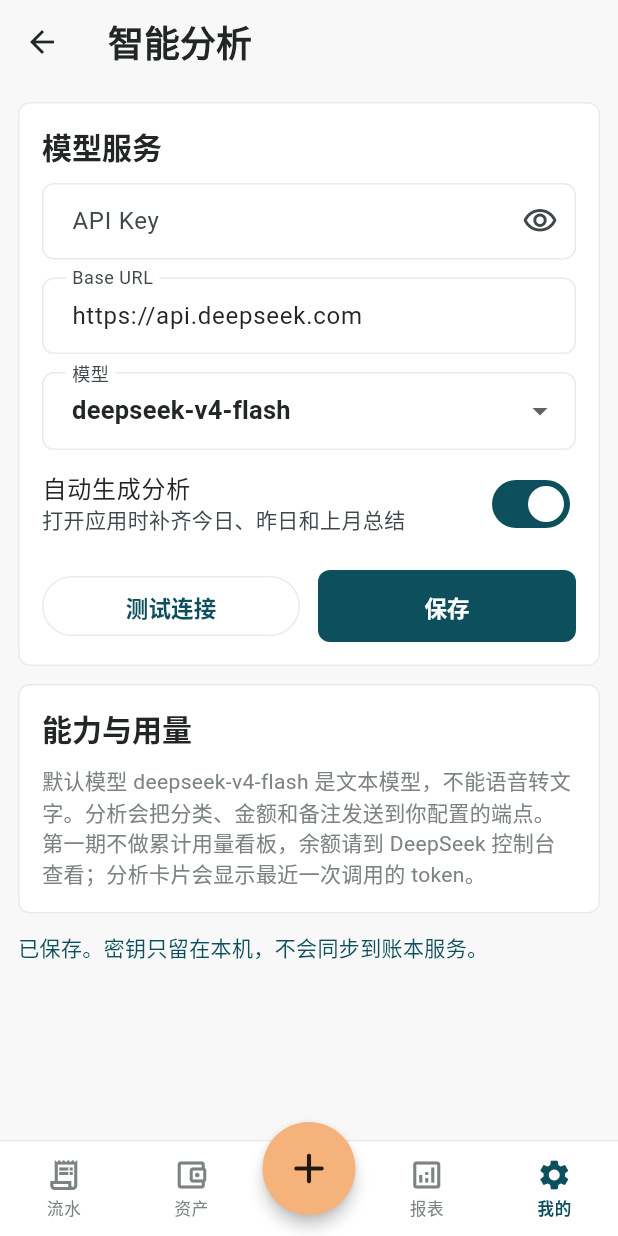
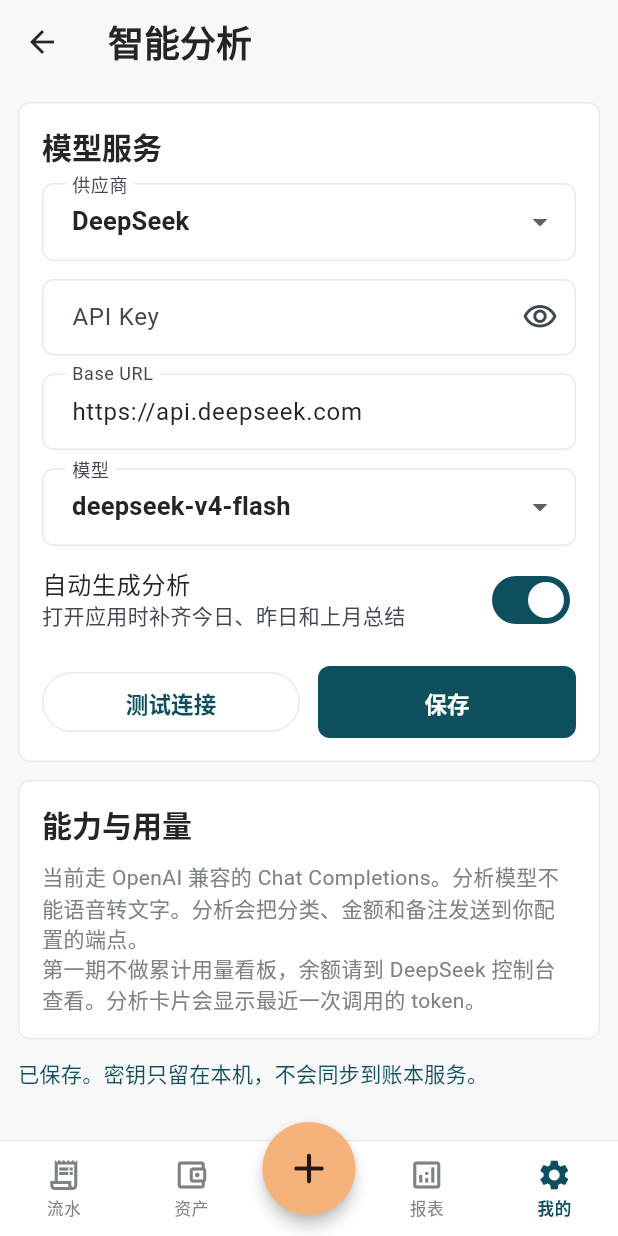
Before and after one commit to baicie/ledgerly, a Flutter app: the AiSettingsPage screen opened by its route, after a tap on "测试连接", after a tap on "保存", on a phone screen of 412 x 824 dp. Run offline on Flutter 3.47's test engine with Material 3 defaults, Android fonts, the phone set to English and light mode, and no system bars; our stand-ins replace dio, drift, drift_flutter, flutter_riverpod, flutter_secure_storage, go_router and 2 more; accounts and stored records are empty; generated files the repository leaves out were written again.

Commit message:
feat(client): add OpenCode as an AI provider (#43)
Let users pick OpenCode Zen Go next to DeepSeek, and explain that browsers cannot call that gateway due to CORS.

Co-authored-by: Cursor <cursoragent@cursor.com>

```diff
--- a/apps/client/lib/ai/ai_models.dart
+++ b/apps/client/lib/ai/ai_models.dart
@@ -1,6 +1,59 @@
 enum InsightKind { daily, monthly }
 
 enum AiInsightStatus { unconfigured, empty, ready, error }
+
+enum AiProviderKind {
+  deepseek,
+  opencode,
+  custom;
+
+  String get label => switch (this) {
+        deepseek => 'DeepSeek',
+        opencode => 'OpenCode',
+        custom => '自定义兼容接口',
+      };
+
+  String get defaultBaseUrl => switch (this) {
+        deepseek => 'https://api.deepseek.com',
+        opencode => 'https://opencode.ai/zen/go/v1',
+        custom => '',
+      };
+
+  /// Models that speak OpenAI Chat Completions. GPT/Claude on OpenCode Zen
+  /// use other protocols and are left out of this preset list.
+  List<String> get presetModels => switch (this) {
+        deepseek => const ['deepseek-v4-flash', 'deepseek-v4-pro'],
+        opencode => const [
+            'deepseek-v4-flash',
+            'deepseek-v4-pro',
+            'glm-5.2',
+            'minimax-m2.5',
+            'kimi-k2.5',
+            'big-pickle',
+          ],
+        custom => const [],
+      };
+
+  String get usageHint => switch (this) {
+        deepseek => '余额请到 DeepSeek 控制台查看。',
+        opencode => '密钥和余额请到 OpenCode 控制台查看。网页浏览器无法直连该接口（无 CORS），请在 App 中使用。',
+        custom => '用量请到你使用的供应商控制台查看。',
+      };
+
+  static AiProviderKind? tryParse(String? raw) {
+    for (final kind in AiProviderKind.values) {
+      if (kind.name == raw) return kind;
+    }
+    return null;
+  }
+
+  static AiProviderKind infer({required String baseUrl}) {
+    final value = baseUrl.trim().toLowerCase();
+    if (value.contains('opencode.ai')) return opencode;
+    if (value.contains('deepseek') || value.isEmpty) return deepseek;
+    return custom;
+  }
+}
 
 class AiSettings {
   const AiSettings({
@@ -8,47 +61,64 @@ class AiSettings {
     required this.baseUrl,
     required this.model,
     required this.autoGenerate,
+    this.provider = AiProviderKind.deepseek,
   });
 
   static const defaultBaseUrl = 'https://api.deepseek.com';
   static const defaultModel = 'deepseek-v4-flash';
   static const promptVersion = 'spend-insight.v1';
-  static const presetModels = ['deepseek-v4-flash', 'deepseek-v4-pro'];
 
   static const unset = AiSettings(
     apiKey: '',
     baseUrl: defaultBaseUrl,
     model: defaultModel,
     autoGenerate: true,
+    provider: AiProviderKind.deepseek,
   );
 
   final String apiKey;
   final String baseUrl;
   final String model;
   final bool autoGenerate;
+  final AiProviderKind provider;
 
   bool get isConfigured => apiKey.trim().isNotEmpty;
 
+  List<String> get presetModels => provider.presetModels;
+
   bool get usesDeepSeekThinking {
-    final modelName = model.toLowerCase();
-    final url = baseUrl.toLowerCase();
-    return modelName.contains('deepseek') || url.contains('deepseek');
+    final host = origin.host.toLowerCase();
+    return host == 'api.deepseek.com' || host.endsWith('.deepseek.com');
   }
 
   Uri get origin {
     return Uri.parse(normalizedBaseUrl);
   }
 
+  String get fallbackBaseUrl {
+    final fallback = provider.defaultBaseUrl;
+    return fallback.isEmpty ? defaultBaseUrl : fallback;
+  }
+
   String get normalizedBaseUrl {
     final value = baseUrl.trim();
-    if (value.isEmpty) return defaultBaseUrl;
+    if (value.isEmpty) return fallbackBaseUrl;
     return value.endsWith('/') ? value.substring(0, value.length - 1) : value;
   }
 
-  static String? validateBaseUrl(String raw) {
-    final value = raw.trim().isEmpty ? defaultBaseUrl : raw.trim();
+  static String? validateBaseUrl(
+    String raw, {
+    AiProviderKind provider = AiProviderKind.deepseek,
+  }) {
+    final fallback = provider.defaultBaseUrl.isEmpty
+        ? defaultBaseUrl
+        : provider.defaultBaseUrl;
+    final value = raw.trim().isEmpty
+        ? (provider == AiProviderKind.custom ? '' : fallback)
+        : raw.trim();
     final uri = Uri.tryParse(value);
-    if (uri == null ||
+    if (value.isEmpty ||
+        uri == null ||
         !uri.hasScheme ||
         !uri.hasAuthority ||
         !const {'http', 'https'}.contains(uri.scheme.toLowerCase())) {
@@ -60,17 +130,29 @@ class AiSettings {
     return null;
   }
 
+  AiSettings withProvider(AiProviderKind next) {
+    if (next == provider) return this;
+    final nextUrl =
+        next == AiProviderKind.custom ? normalizedBaseUrl : next.defaultBaseUrl;
+    final nextModel = next.presetModels.contains(model)
+        ? model
+        : (next.presetModels.isNotEmpty ? next.presetModels.first : model);
+    return copyWith(provider: next, baseUrl: nextUrl, model: nextModel);
+  }
+
   AiSettings copyWith({
     String? apiKey,
     String? baseUrl,
     String? model,
     bool? autoGenerate,
+    AiProviderKind? provider,
   }) {
     return AiSettings(
       apiKey: apiKey ?? this.apiKey,
       baseUrl: baseUrl ?? this.baseUrl,
       model: model ?? this.model,
       autoGenerate: autoGenerate ?? this.autoGenerate,
+      provider: provider ?? this.provider,
     );
   }
 }
@@ -129,7 +211,7 @@ class AiInsightView {
   });
 
   const AiInsightView.unconfigured({required InsightKind kind})
-    : this(status: AiInsightStatus.unconfigured, kind: kind);
+      : this(status: AiInsightStatus.unconfigured, kind: kind);
 
   final AiInsightStatus status;
   final InsightKind kind;
--- a/apps/client/lib/ai/ai_settings_store.dart
+++ b/apps/client/lib/ai/ai_settings_store.dart
@@ -31,8 +31,7 @@ class PlatformAiSettingsStore implements AiSettingsStore {
   PlatformAiSettingsStore({
     FlutterSecureStorage? secureStorage,
     Future<SharedPreferences>? preferences,
-  }) : _secureStorage =
-           secureStorage ??
+  })  : _secureStorage = secureStorage ??
             const FlutterSecureStorage(
               aOptions: AndroidOptions(migrateWithBackup: true),
               iOptions: IOSOptions(
@@ -69,17 +68,20 @@ class PlatformAiSettingsStore implements AiSettingsStore {
       }
     } catch (_) {}
 
+    final baseUrl = (config['baseUrl'] as String?)?.trim().isNotEmpty == true
+        ? config['baseUrl'] as String
+        : AiSettings.defaultBaseUrl;
     return AiSettings(
       apiKey: apiKey,
-      baseUrl: (config['baseUrl'] as String?)?.trim().isNotEmpty == true
-          ? config['baseUrl'] as String
-          : AiSettings.defaultBaseUrl,
+      baseUrl: baseUrl,
       model: (config['model'] as String?)?.trim().isNotEmpty == true
           ? config['model'] as String
           : AiSettings.defaultModel,
       autoGenerate: config['autoGenerate'] is bool
           ? config['autoGenerate'] as bool
           : true,
+      provider: AiProviderKind.tryParse(config['provider'] as String?) ??
+          AiProviderKind.infer(baseUrl: baseUrl),
     );
   }
 
@@ -98,6 +100,7 @@ class PlatformAiSettingsStore implements AiSettingsStore {
     final written = await (await _preferences).setString(
       configPreferenceKey,
       jsonEncode({
+        'provider': settings.provider.name,
         'baseUrl': settings.normalizedBaseUrl,
         'model': settings.model.trim().isEmpty
             ? AiSettings.defaultModel
@@ -141,8 +144,11 @@ class AiSettingsController extends ChangeNotifier {
       apiKey: settings.apiKey.trim(),
       baseUrl: settings.normalizedBaseUrl,
       model: settings.model.trim().isEmpty
-          ? AiSettings.defaultModel
+          ? (settings.presetModels.isNotEmpty
+              ? settings.presetModels.first
+              : AiSettings.defaultModel)
           : settings.model.trim(),
+      provider: settings.provider,
     );
     await _store.write(normalized);
     if (_disposed) return;
--- a/apps/client/lib/presentation/ai_providers.dart
+++ b/apps/client/lib/presentation/ai_providers.dart
@@ -24,7 +24,7 @@ final aiSettingsControllerProvider =
 });
 
 final aiChatClientProvider = Provider<AiChatClient>((ref) {
-  return DeepSeekChatClient();
+  return OpenAiCompatibleChatClient();
 });
 
 final insightRepositoryProvider = Provider<InsightRepository>((ref) {
--- a/apps/client/lib/presentation/pages/ai_settings_page.dart
+++ b/apps/client/lib/presentation/pages/ai_settings_page.dart
@@ -17,6 +17,7 @@ class _AiSettingsPageState extends ConsumerState<AiSettingsPage> {
   final _keyController = TextEditingController();
   final _baseUrlController = TextEditingController();
   final _modelController = TextEditingController();
+  var _provider = AiProviderKind.deepseek;
   var _autoGenerate = true;
   var _obscureKey = true;
   var _saving = false;
@@ -38,6 +39,7 @@ class _AiSettingsPageState extends ConsumerState<AiSettingsPage> {
     _keyController.text = settings.apiKey;
     _baseUrlController.text = settings.baseUrl;
     _modelController.text = settings.model;
+    _provider = settings.provider;
     _autoGenerate = settings.autoGenerate;
     _loaded = true;
   }
@@ -48,11 +50,25 @@ class _AiSettingsPageState extends ConsumerState<AiSettingsPage> {
       baseUrl: _baseUrlController.text,
       model: _modelController.text,
       autoGenerate: _autoGenerate,
+      provider: _provider,
     );
   }
 
+  void _selectProvider(AiProviderKind? value) {
+    if (value == null) return;
+    final next = _draft().withProvider(value);
+    setState(() {
+      _provider = next.provider;
+      _baseUrlController.text = next.baseUrl;
+      _modelController.text = next.model;
+    });
+  }
+
   Future<void> _save() async {
-    final urlError = AiSettings.validateBaseUrl(_baseUrlController.text);
+    final urlError = AiSettings.validateBaseUrl(
+      _baseUrlController.text,
+      provider: _provider,
+    );
     if (urlError != null) {
       setState(() {
         _message = urlError;
@@ -83,7 +99,10 @@ class _AiSettingsPageState extends ConsumerState<AiSettingsPage> {
   }
 
   Future<void> _test() async {
-    final urlError = AiSettings.validateBaseUrl(_baseUrlController.text);
+    final urlError = AiSettings.validateBaseUrl(
+      _baseUrlController.text,
+      provider: _provider,
+    );
     if (urlError != null) {
       setState(() {
         _message = urlError;
@@ -126,6 +145,8 @@ class _AiSettingsPageState extends ConsumerState<AiSettingsPage> {
     if (controller.loaded) {
       _hydrate(controller.settings);
     }
+    final presets = _provider.presetModels;
+    final usingCustomModel = !presets.contains(_modelController.text);
 
     return Scaffold(
       appBar: AppBar(title: const Text('智能分析')),
@@ -140,6 +161,20 @@ class _AiSettingsPageState extends ConsumerState<AiSettingsPage> {
                   title: '模型服务',
                   child: Column(
                     children: [
+                      DropdownButtonFormField<AiProviderKind>(
+                        key: Key('ai-settings-provider-${_provider.name}'),
+                        initialValue: _provider,
+                        decoration: const InputDecoration(labelText: '供应商'),
+                        items: [
+                          for (final kind in AiProviderKind.values)
+                            DropdownMenuItem(
+                              value: kind,
+                              child: Text(kind.label),
+                            ),
+                        ],
+                        onChanged: _selectProvider,
+                      ),
+                      const SizedBox(height: 12),
                       TextField(
                         key: const Key('ai-settings-api-key'),
                         controller: _keyController,
@@ -164,25 +199,23 @@ class _AiSettingsPageState extends ConsumerState<AiSettingsPage> {
                         key: const Key('ai-settings-base-url'),
                         controller: _baseUrlController,
                         keyboardType: TextInputType.url,
-                        decoration: const InputDecoration(
+                        decoration: InputDecoration(
                           labelText: 'Base URL',
-                          hintText: AiSettings.defaultBaseUrl,
+                          hintText: _provider.defaultBaseUrl.isEmpty
+                              ? 'https://api.example.com/v1'
+                              : _provider.defaultBaseUrl,
                         ),
                       ),
                       const SizedBox(height: 12),
                       DropdownButtonFormField<String>(
                         key: Key(
-                          'ai-settings-model-preset-${_modelController.text}',
+                          'ai-settings-model-preset-${_provider.name}-${_modelController.text}',
                         ),
                         initialValue:
-                            AiSettings.presetModels.contains(
-                              _modelController.text,
-                            )
-                            ? _modelController.text
-                            : 'custom',
+                            usingCustomModel ? 'custom' : _modelController.text,
                         decoration: const InputDecoration(labelText: '模型'),
                         items: [
-                          for (final model in AiSettings.presetModels)
+                          for (final model in presets)
                             DropdownMenuItem(value: model, child: Text(model)),
                           const DropdownMenuItem(
                             value: 'custom',
@@ -193,9 +226,7 @@ class _AiSettingsPageState extends ConsumerState<AiSettingsPage> {
                           if (value == null) return;
                           setState(() {
                             if (value == 'custom') {
-                              if (AiSettings.presetModels.contains(
-                                _modelController.text,
-                              )) {
+                              if (presets.contains(_modelController.text)) {
                                 _modelController.text = '';
                               }
                             } else {
@@ -204,9 +235,7 @@ class _AiSettingsPageState extends ConsumerState<AiSettingsPage> {
                           });
                         },
                       ),
-                      if (!AiSettings.presetModels.contains(
-                        _modelController.text,
-                      )) ...[
+                      if (usingCustomModel) ...[
                         const SizedBox(height: 12),
                         TextField(
                           key: const Key('ai-settings-model-custom'),
@@ -257,10 +286,7 @@ class _AiSettingsPageState extends ConsumerState<AiSettingsPage> {
                 child: LedgerlySection(
                   title: '能力与用量',
                   child: Text(
-                    '默认模型 deepseek-v4-flash 是文本模型，不能语音转文字。'
-                    '分析会把分类、金额和备注发送到你配置的端点。\n'
-                    '第一期不做累计用量看板，余额请到 DeepSeek 控制台查看；'
-                    '分析卡片会显示最近一次调用的 token。',
+                    _capabilityCopy(),
                     style: Theme.of(context).textTheme.bodyMedium,
                   ),
                 ),
@@ -286,4 +312,16 @@ class _AiSettingsPageState extends ConsumerState<AiSettingsPage> {
       ),
     );
   }
+
+  String _capabilityCopy() {
+    final protocol = '当前走 OpenAI 兼容的 Chat Completions。分析模型不能语音转文字。'
+        '分析会把分类、金额和备注发送到你配置的端点。';
+    final opencode = _provider == AiProviderKind.opencode
+        ? 'OpenCode 使用 Zen Go 网关 https://opencode.ai/zen/go/v1。'
+            '网页浏览器会拦截跨域请求，测试连接在网页里会失败；请保存后用 App。'
+            '预设仅包含 Chat Completions 模型，GPT / Claude 本期不接。'
+        : '';
+    return '$protocol$opencode\n第一期不做累计用量看板，${_provider.usageHint}'
+        '分析卡片会显示最近一次调用的 token。';
+  }
 }
--- a/apps/client/lib/presentation/widgets/ai_insight_card.dart
+++ b/apps/client/lib/presentation/widgets/ai_insight_card.dart
@@ -65,7 +65,7 @@ class AiInsightCard extends StatelessWidget {
     switch (view.status) {
       case AiInsightStatus.unconfigured:
         return Text(
-          '配置 DeepSeek API Key 后，可自动生成每日消费总结，并在新月补齐上月月报。默认模型不支持语音转文字。',
+          '配置模型供应商和 API Key 后，可自动生成每日消费总结，并在新月补齐上月月报。当前接入的文本模型不支持语音转文字。',
           style: Theme.of(context).textTheme.bodyMedium,
         );
       case AiInsightStatus.empty:
@@ -90,8 +90,8 @@ class AiInsightCard extends StatelessWidget {
                 child: Text(
                   '账目已更新，可重新生成。',
                   style: Theme.of(context).textTheme.bodyMedium?.copyWith(
-                    color: LedgerlyColors.warning,
-                  ),
+                        color: LedgerlyColors.warning,
+                      ),
                 ),
               ),
             Text(
--- a/apps/client/lib/presentation/widgets/settings_content.dart
+++ b/apps/client/lib/presentation/widgets/settings_content.dart
@@ -121,7 +121,7 @@ class SettingsContent extends StatelessWidget {
                 _routeTile(
                   Icons.auto_awesome_outlined,
                   'AI 消费总结',
-                  'DeepSeek 密钥、模型与自动分析',
+                  '供应商、密钥、模型与自动分析',
                   onAi,
                 ),
               ],
```
Also changed, not shown: apps/client/lib/ai/chat_client.dart (+37 -9 lines), 6 other files. Lines whose indentation alone changed are shown as unchanged.
